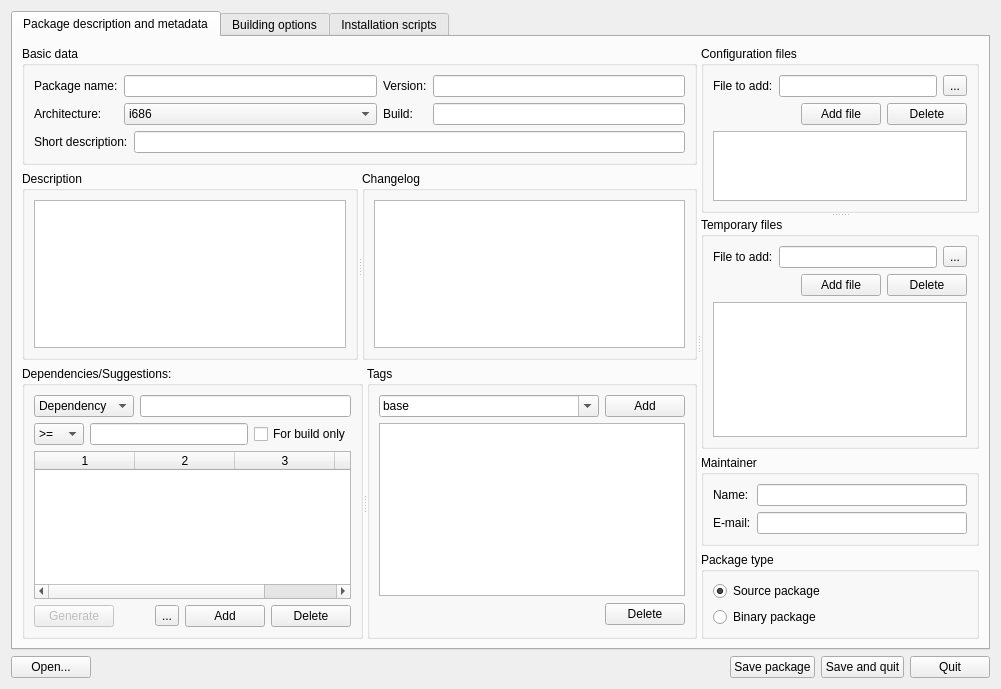
The window that mpkg/packagebuilder/package_builder.ui (BackupTheBerlios/mops) describes before a commit, drawn with Qt 5.
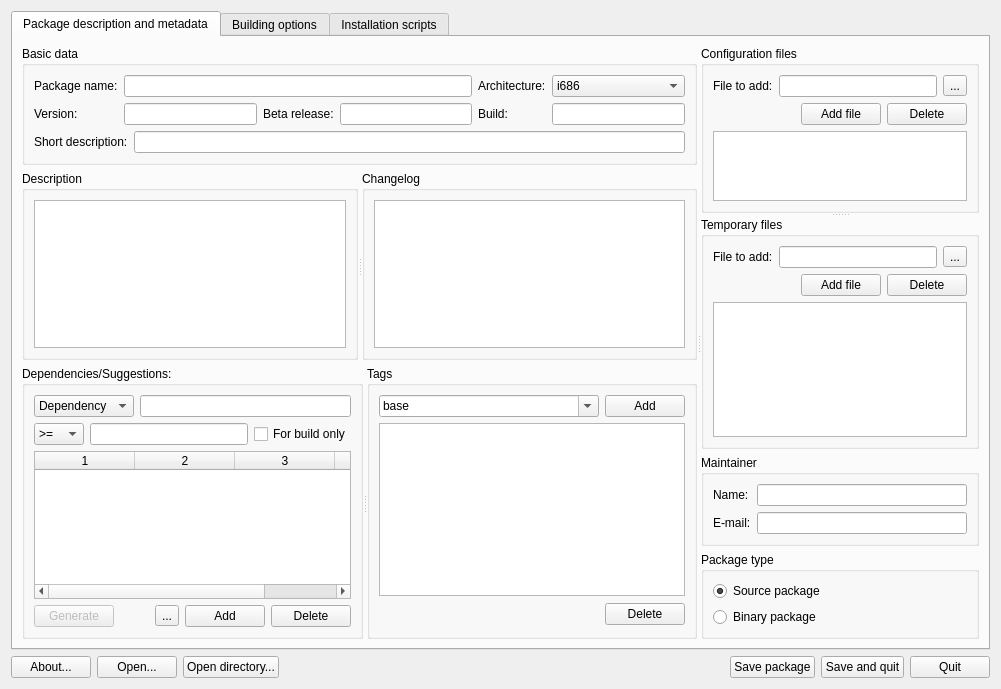
The same window after the commit. The open tabs and pages were chosen to show the change. Icons and pictures are not drawn.

Commit message: Fixes: 1) Files are downloading before remove 2) Packagebuilder: fix saving binary packages 3) Packagebuilder: add support for directories 4) Database upgrade: added field "package_betarelease" (also added basic support in source tree including packagebuilder)

What changed in the file:
```diff
--- a/mpkg/packagebuilder/package_builder.ui
+++ b/mpkg/packagebuilder/package_builder.ui
@@ -53,52 +53,7 @@
              <property name="title" >
               <string>Basic data</string>
              </property>
-             <layout class="QVBoxLayout" >
-              <property name="spacing" >
-               <number>6</number>
-              </property>
-              <property name="leftMargin" >
-               <number>9</number>
-              </property>
-              <property name="topMargin" >
-               <number>9</number>
-              </property>
-              <property name="rightMargin" >
-               <number>9</number>
-              </property>
-              <property name="bottomMargin" >
-               <number>9</number>
-              </property>
-              <item>
                <layout class="QGridLayout" >
-                <property name="leftMargin" >
-                 <number>0</number>
-                </property>
-                <property name="topMargin" >
-                 <number>0</number>
-                </property>
-                <property name="rightMargin" >
-                 <number>0</number>
-                </property>
-                <property name="bottomMargin" >
-                 <number>0</number>
-                </property>
-                <property name="horizontalSpacing" >
-                 <number>6</number>
-                </property>
-                <property name="verticalSpacing" >
-                 <number>6</number>
-                </property>
-                <item row="0" column="1" >
-                 <widget class="QLineEdit" name="NameEdit" />
-                </item>
-                <item row="0" column="2" >
-                 <widget class="QLabel" name="label_2" >
-                  <property name="text" >
-                   <string>Version:</string>
-                  </property>
-                 </widget>
-                </item>
                 <item row="0" column="0" >
                  <widget class="QLabel" name="label" >
                   <property name="text" >
@@ -106,27 +61,17 @@
                   </property>
                  </widget>
                 </item>
-                <item row="0" column="3" >
-                 <widget class="QLineEdit" name="VersionEdit" />
-                </item>
-                <item row="1" column="3" >
-                 <widget class="QLineEdit" name="BuildEdit" />
-                </item>
-                <item row="1" column="2" >
-                 <widget class="QLabel" name="label_4" >
-                  <property name="text" >
-                   <string>Build:</string>
-                  </property>
-                 </widget>
-                </item>
-                <item row="1" column="0" >
+              <item row="0" column="1" colspan="3" >
+               <widget class="QLineEdit" name="NameEdit" />
+              </item>
+              <item row="0" column="4" >
                  <widget class="QLabel" name="label_3" >
                   <property name="text" >
                    <string>Architecture:</string>
                   </property>
                  </widget>
                 </item>
-                <item row="1" column="1" >
+              <item row="0" column="5" >
                  <widget class="QComboBox" name="ArchComboBox" >
                   <property name="currentIndex" >
                    <number>3</number>
@@ -158,9 +103,37 @@
                   </item>
                  </widget>
                 </item>
-               </layout>
+              <item row="1" column="0" >
+               <widget class="QLabel" name="label_2" >
+                <property name="text" >
+                 <string>Version:</string>
+                </property>
+               </widget>
               </item>
-              <item>
+              <item row="1" column="1" >
+               <widget class="QLineEdit" name="VersionEdit" />
+              </item>
+              <item row="1" column="2" >
+               <widget class="QLabel" name="label_12" >
+                <property name="text" >
+                 <string>Beta release:</string>
+                </property>
+               </widget>
+              </item>
+              <item row="1" column="3" >
+               <widget class="QLineEdit" name="betaReleaseEdit" />
+              </item>
+              <item row="1" column="4" >
+               <widget class="QLabel" name="label_4" >
+                <property name="text" >
+                 <string>Build:</string>
+                </property>
+               </widget>
+              </item>
+              <item row="1" column="5" >
+               <widget class="QLineEdit" name="BuildEdit" />
+              </item>
+              <item row="2" column="0" colspan="6" >
                <layout class="QHBoxLayout" >
                 <property name="spacing" >
                  <number>6</number>
@@ -1789,6 +1762,16 @@
      <property name="bottomMargin" >
       <number>0</number>
      </property>
+     <item>
+      <widget class="QPushButton" name="aboutButton" >
+       <property name="text" >
+        <string>About...</string>
+       </property>
+       <property name="icon" >
+        <iconset>/usr/share/icons/crystalsvg/32x32/actions/svn_status.png</iconset>
+       </property>
+      </widget>
+     </item>
      <item>
       <widget class="QPushButton" name="LoadButton" >
        <property name="text" >
@@ -1799,6 +1782,19 @@
        </property>
       </widget>
      </item>
+     <item>
+      <widget class="QPushButton" name="openDirectoryButton" >
+       <property name="text" >
+        <string>Open directory...</string>
+       </property>
+       <property name="icon" >
+        <iconset>/usr/share/icons/crystalsvg/32x32/actions/fileimport.png</iconset>
+       </property>
+       <property name="flat" >
+        <bool>false</bool>
+       </property>
+      </widget>
+     </item>
      <item>
       <spacer>
        <property name="orientation" >
```
Left out of the diff: 78 changed lines with no effect on the pictures. Lines whose indentation alone changed are shown as unchanged. The commit also changes 22 other files.
